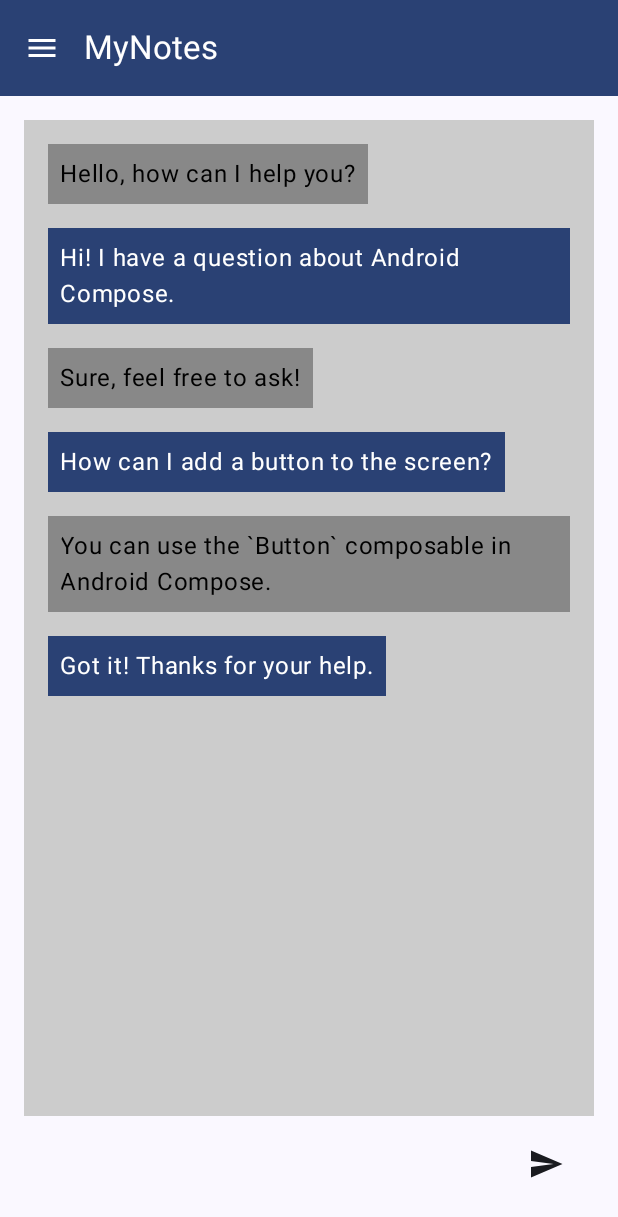
After one commit to OverLordN7/MyNotes, an Android app built with Jetpack Compose: the GPTScreen screen opened through its navigation route, on a phone screen of 412 x 824 dp. The commit adds this screen. Shown: the top 1217 px of the screen. Run offline under Robolectric (Android 15) with nearby library versions, the phone set to English and light mode, and no system bars; our stand-ins replace Room's generated code.

Commit message:
Phase 10.5
*Prepare for GPT integration

```diff
--- /dev/null
+++ b/app/src/main/java/com/overlord/mynotes/model/GPTApiResponse.kt
@@ -0,0 +1,3 @@
+package com.overlord.mynotes.model
+
+data class GPTApiResponse(val response: String)
--- /dev/null
+++ b/app/src/main/java/com/overlord/mynotes/model/Message.kt
@@ -0,0 +1,6 @@
+package com.overlord.mynotes.model
+
+data class Message(
+    val text: String,
+    val isUserMessage: Boolean
+)
--- a/app/src/main/java/com/overlord/mynotes/navigation/Screen.kt
+++ b/app/src/main/java/com/overlord/mynotes/navigation/Screen.kt
@@ -4,6 +4,8 @@ sealed class Screen (val route: String){
     object NotesScreen: Screen("notes_screen")
     object DetailedNoteScreen: Screen("detailed_note_screen")
     object Settings: Screen("settings")
+
+    object GPTScreen: Screen("gpt_screen")
 
     fun withArgs(vararg args: String): String{
         return buildString {
--- a/app/src/main/java/com/overlord/mynotes/notification/NotificationWorker.kt
+++ b/app/src/main/java/com/overlord/mynotes/notification/NotificationWorker.kt
@@ -47,7 +47,7 @@ class NotificationWorker(appContext: Context, workerParams: WorkerParameters)
         return NotificationCompat.Builder(applicationContext, "Primary Notification Channel")
             .setContentTitle(applicationContext.getString(R.string.app_name))
             .setContentText(notificationDescriptions.random())
-            .setSmallIcon(R.drawable.ic_launcher_foreground)
+            .setSmallIcon(R.mipmap.ic_launcher)
             .setPriority(NotificationCompat.PRIORITY_DEFAULT)
     }
 
--- a/app/src/main/java/com/overlord/mynotes/ui/MyNotesApp.kt
+++ b/app/src/main/java/com/overlord/mynotes/ui/MyNotesApp.kt
@@ -9,6 +9,7 @@ import androidx.navigation.compose.composable
 import androidx.navigation.compose.rememberNavController
 import com.overlord.mynotes.navigation.Screen
 import com.overlord.mynotes.ui.screens.DetailedNoteScreen
+import com.overlord.mynotes.ui.screens.GPTScreen
 import com.overlord.mynotes.ui.screens.NoteListScreen
 import com.overlord.mynotes.ui.screens.NoteViewModel
 import com.overlord.mynotes.ui.screens.SettingsScreen
@@ -41,6 +42,14 @@ fun MyNotesApp(){
                     noteViewModel = noteViewModel,
                 )
             }
+            //Navigate to GPT screen
+            composable(route = Screen.GPTScreen.route){
+                GPTScreen(
+                    navController = navController,
+                    noteViewModel = noteViewModel
+                )
+            }
+
 
             //Navigate to Settings screen
             composable(route = Screen.Settings.route){
--- /dev/null
+++ b/app/src/main/java/com/overlord/mynotes/ui/screens/GPTScreen.kt
@@ -0,0 +1,189 @@
+package com.overlord.mynotes.ui.screens
+
+import androidx.compose.foundation.background
+import androidx.compose.foundation.layout.Box
+import androidx.compose.foundation.layout.Column
+import androidx.compose.foundation.layout.Row
+import androidx.compose.foundation.layout.fillMaxSize
+import androidx.compose.foundation.layout.fillMaxWidth
+import androidx.compose.foundation.layout.padding
+import androidx.compose.foundation.lazy.LazyColumn
+import androidx.compose.foundation.text.BasicTextField
+import androidx.compose.foundation.text.KeyboardActions
+import androidx.compose.foundation.text.KeyboardOptions
+import androidx.compose.material.icons.Icons
+import androidx.compose.material.icons.filled.Send
+import androidx.compose.material3.DrawerValue
+import androidx.compose.material3.Icon
+import androidx.compose.material3.IconButton
+import androidx.compose.material3.MaterialTheme
+import androidx.compose.material3.ModalNavigationDrawer
+import androidx.compose.material3.Scaffold
+import androidx.compose.material3.Surface
+import androidx.compose.material3.Text
+import androidx.compose.material3.rememberDrawerState
+import androidx.compose.runtime.Composable
+import androidx.compose.runtime.getValue
+import androidx.compose.runtime.mutableStateOf
+import androidx.compose.runtime.remember
+import androidx.compose.runtime.rememberCoroutineScope
+import androidx.compose.runtime.setValue
+import androidx.compose.ui.Modifier
+import androidx.compose.ui.draw.clip
+import androidx.compose.ui.graphics.Color
+import androidx.compose.ui.text.input.ImeAction
+import androidx.compose.ui.text.input.KeyboardType
+import androidx.compose.ui.text.input.TextFieldValue
+import androidx.compose.ui.unit.dp
+import androidx.navigation.NavController
+import com.overlord.mynotes.model.Message
+import com.overlord.mynotes.ui.menu.MainAppBar
+import com.overlord.mynotes.ui.menu.NoteModalDrawerSheet
+
+@Composable
+fun GPTScreen(
+    navController: NavController,
+    noteViewModel: NoteViewModel,
+    modifier: Modifier = Modifier
+){
+    //Drawer attributes
+    val drawerState = rememberDrawerState(initialValue = DrawerValue.Closed)
+    val scope = rememberCoroutineScope()
+
+    //Dummies
+    val fakeMessages = remember {
+        listOf(
+            Message("Hello, how can I help you?", isUserMessage = false),
+            Message("Hi! I have a question about Android Compose.", isUserMessage = true),
+            Message("Sure, feel free to ask!", isUserMessage = false),
+            Message("How can I add a button to the screen?", isUserMessage = true),
+            Message("You can use the `Button` composable in Android Compose.", isUserMessage = false),
+            Message("Got it! Thanks for your help.", isUserMessage = true)
+        )
+    }
+
+    ModalNavigationDrawer(
+        drawerContent = {
+            NoteModalDrawerSheet(
+                drawerState = drawerState,
+                scope = scope,
+                selectedItemIndex = noteViewModel.selectedItemIndex.value,
+                navController = navController,
+                onItemSelected = {index -> noteViewModel.setSelectedIndex(index)}
+            )
+        },
+        drawerState = drawerState,
+    ){
+        Scaffold (topBar = { MainAppBar(scope = scope, drawerState = drawerState) }) {
+            Surface(
+                modifier = modifier
+                    .fillMaxSize()
+                    .padding(it),
+                color = MaterialTheme.colorScheme.background,
+            ){
+                ChatScreen(
+                    messagesList = fakeMessages,
+                    onSendMessage = {},
+                )
+            }
+        }
+    }
+}
+
+@Composable
+fun ChatScreen(
+    messagesList: List<Message>,
+    onSendMessage: (String) -> Unit,
+    modifier: Modifier = Modifier
+) {
+    Column(
+        modifier = modifier
+            .fillMaxSize()
+            .padding(16.dp)
+    ) {
+        // Chat Messages
+        Box(
+            modifier = Modifier
+                .weight(1f)
+                .background(Color.LightGray)
+                .padding(8.dp)
+                .clip(MaterialTheme.shapes.medium)
+        ) {
+            LazyColumn {
+                items(messagesList.size) { id ->
+                    ChatMessage(messagesList[id])
+                }
+            }
+        }
+
+        // Input Field and Send Button
+        var messageText by remember { mutableStateOf(TextFieldValue()) }
+
+        Row(
+            modifier = Modifier
+                .fillMaxWidth()
+                .padding(8.dp)
+        ) {
+            BasicTextField(
+                value = messageText,
+                onValueChange = {
+                    messageText = it
+                },
+                modifier = Modifier
+                    .weight(1f)
+                    .padding(end = 8.dp),
+                keyboardOptions = KeyboardOptions.Default.copy(
+                    imeAction = ImeAction.Send,
+                    keyboardType = KeyboardType.Text
+                ),
+                keyboardActions = KeyboardActions(
+                    onSend = {
+                        if (messageText.text.isNotEmpty()) {
+                            onSendMessage(messageText.text)
+                            messageText = TextFieldValue()
+                        }
+                    }
+                )
+            )
+
+            IconButton(
+                onClick = {
+                    if (messageText.text.isNotEmpty()) {
+                        onSendMessage(messageText.text)
+                        messageText = TextFieldValue()
+                    }
+                }
+            ) {
+                Icon(
+                    imageVector = Icons.Default.Send,
+                    contentDescription = "Send Message"
+                )
+            }
+        }
+    }
+}
+
+@Composable
+fun ChatMessage(message: Message) {
+    // You can customize the appearance of the chat messages here
+    Box(
+        modifier = Modifier
+            .fillMaxWidth()
+            .padding(8.dp)
+    ) {
+        val backgroundColor = if (message.isUserMessage) {
+            MaterialTheme.colorScheme.primary
+        } else {
+            Color.Gray
+        }
+
+        Text(
+            text = message.text,
+            modifier = Modifier
+                .background(backgroundColor)
+                .padding(8.dp)
+                .clip(MaterialTheme.shapes.medium),
+            color = if (message.isUserMessage) Color.White else Color.Black
+        )
+    }
+}
--- a/app/src/main/java/com/overlord/mynotes/ui/screens/NoteListScreen.kt
+++ b/app/src/main/java/com/overlord/mynotes/ui/screens/NoteListScreen.kt
@@ -296,7 +296,7 @@ fun EmptyScreen(modifier: Modifier = Modifier){
 
 @Composable
 fun LoadingScreen(modifier: Modifier = Modifier){
-    Box(contentAlignment = Alignment.Center, modifier = Modifier.fillMaxSize()){
+    Box(contentAlignment = Alignment.Center, modifier = modifier.fillMaxSize()){
         CircularProgressIndicator(modifier = Modifier.size(150.dp))
     }
 }
```
Also changed, not shown: app/build.gradle.kts (+7 -0 lines), app/src/main/java/com/overlord/mynotes/gpt/GPTService.kt (added, +33 -0 lines), app/src/main/java/com/overlord/mynotes/model/DrawerMenuItem.kt (+8 -0 lines), app/src/main/java/com/overlord/mynotes/ui/screens/NoteViewModel.kt (+6 -7 lines), app/src/main/java/com/overlord/mynotes/ui/screens/Settings.kt (+9 -0 lines).
